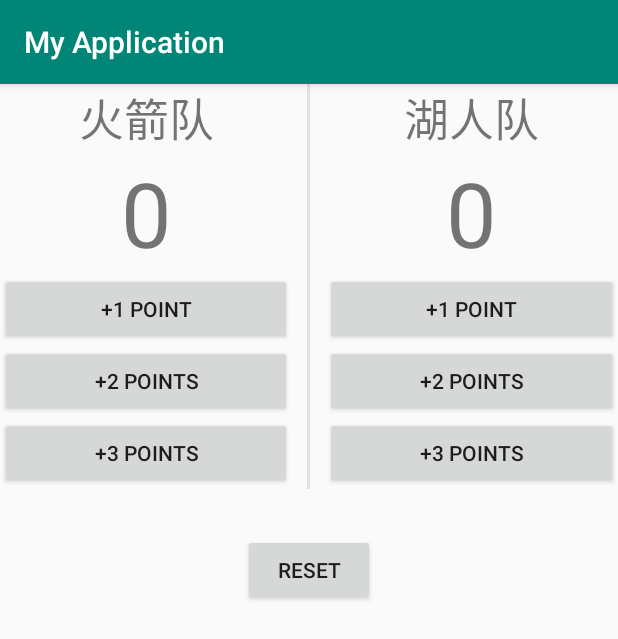
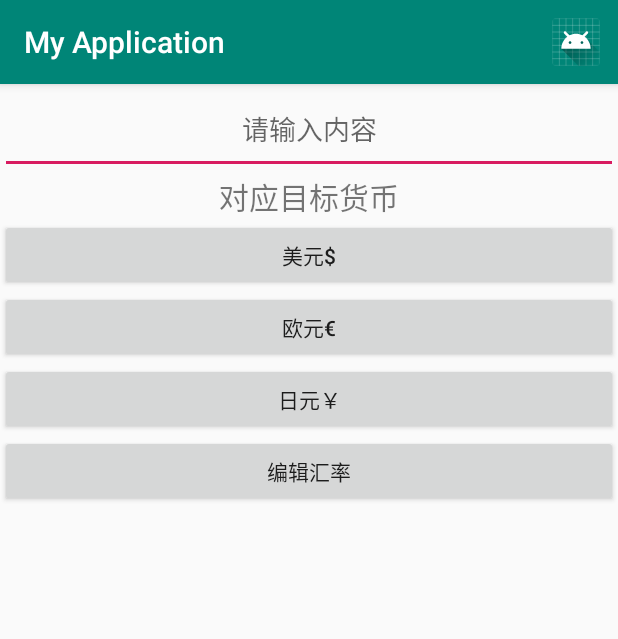
Before and after one commit to 18153633473/counters, an Android app: the screen it shows after launch (MainActivity before the commit, RateActivity after it), on a phone screen of 412 x 824 dp. Shown: the top 639 px of the screen. Run offline under Robolectric (Android 15) with nearby library versions, the phone set to English and light mode, and no system bars.

```diff
--- a/app/src/main/AndroidManifest.xml
+++ b/app/src/main/AndroidManifest.xml
@@ -9,13 +9,15 @@
         android:roundIcon="@mipmap/ic_launcher_round"
         android:supportsRtl="true"
         android:theme="@style/AppTheme">
-        <activity android:name=".MainActivity">
+        <activity android:name=".RateActivity">
             <intent-filter>
                 <action android:name="android.intent.action.MAIN" />
 
                 <category android:name="android.intent.category.LAUNCHER" />
             </intent-filter>
         </activity>
+        <activity android:name=".MainActivity" />
+        <activity android:name=".Rate2Activity"></activity>
     </application>
 
 </manifest>
--- /dev/null
+++ b/app/src/main/java/com/example/asus/myapplication/RateActivity.java
@@ -0,0 +1,126 @@
+package com.example.asus.myapplication;
+
+import android.content.Intent;
+import android.support.annotation.Nullable;
+import android.support.v7.app.AppCompatActivity;
+import android.os.Bundle;
+import android.util.Log;
+import android.view.Menu;
+import android.view.MenuItem;
+import android.view.View;
+import android.widget.Button;
+import android.widget.EditText;
+import android.widget.TextView;
+
+public class RateActivity extends AppCompatActivity {
+    EditText rmb;
+    TextView show;
+    double dollorrate = 0.1489;
+    double europerate = 0.1321;
+    double japanrate = 16.5512;
+
+
+    @Override
+    protected void onCreate(Bundle savedInstanceState) {
+        super.onCreate(savedInstanceState);
+        setContentView(R.layout.activity_rate);
+
+        rmb = findViewById(R.id.rmb);
+        show = findViewById(R.id.show);
+        Button dollor = findViewById(R.id.dollor);
+        Button europe = findViewById(R.id.europe);
+        Button japan = findViewById(R.id.japan);
+        dollor.setOnClickListener(new View.OnClickListener() {
+            @Override
+            public void onClick(View v) {
+
+                rmb = findViewById(R.id.rmb);
+                show = findViewById(R.id.show);
+                if (rmb!=null) {
+
+                    String str = rmb.getText().toString();
+                Double str1= Double.parseDouble(str);
+                Double str2 = str1 * dollorrate;
+                String result =String.valueOf(str2);
+                show.setText(str+"人民币是"+result+"美元");}
+            }
+        });
+        europe.setOnClickListener(new View.OnClickListener() {
+            @Override
+            public void onClick(View v) {
+
+                rmb = findViewById(R.id.rmb);
+                show = findViewById(R.id.show);
+                if (rmb!=null) {
+                    String str = rmb.getText().toString();
+                    Double str1 = Double.parseDouble(str);
+                    Double str2 = str1 * europerate;
+                    String result =String.valueOf(str2);
+                    show.setText(str+"人民币是"+result+"欧元");
+                }
+            }
+        });
+        japan.setOnClickListener(new View.OnClickListener() {
+            @Override
+            public void onClick(View v) {
+                rmb = findViewById(R.id.rmb);
+                show = findViewById(R.id.show);
+                if (rmb!=null) {
+                    String str = rmb.getText().toString();
+                    Double str1 = Double.parseDouble(str);
+                    Double str2 = str1 * japanrate;
+                    String result =String.valueOf(str2);
+                    show.setText(str+"人民币是"+result+"日元");
+                }
+
+            }
+
+
+        });
+
+    }
+    public void openOne(View btn){
+        Log.i("open","运行否");
+
+        Intent nextpage = new Intent(this,Rate2Activity.class);
+        nextpage.putExtra("dollar-rate",dollorrate);
+        nextpage.putExtra("europe-rate",europerate);
+        nextpage.putExtra("japan-rate",japanrate);
+        startActivityForResult(nextpage,1);
+    }
+
+    @Override
+    protected void onActivityResult(int requestCode, int resultCode, @Nullable Intent data) {
+        super.onActivityResult(requestCode, resultCode, data);
+        if (requestCode==1 && resultCode==2){
+            Bundle bundle = data.getExtras();
+            dollorrate = bundle.getDouble("dollarrate");
+            Log.i("bbb","dollar=" + dollorrate);
+            europerate = bundle.getDouble("europerate");
+            japanrate = bundle.getDouble("japanrate");
+
+        }
+    }
+
+    @Override
+    public boolean onCreateOptionsMenu(Menu menu) {
+
+        getMenuInflater().inflate(R.menu.rate,menu);
+        return true;
+
+    }
+
+    @Override
+    public boolean onOptionsItemSelected(MenuItem item) {
+        if (item.getItemId()==R.id.menu){
+            Log.i("open","运行否");
+
+            Intent nextpage = new Intent(this,Rate2Activity.class);
+            nextpage.putExtra("dollar-rate",dollorrate);
+            nextpage.putExtra("europe-rate",europerate);
+            nextpage.putExtra("japan-rate",japanrate);
+            startActivityForResult(nextpage,1);
+        }
+        return super.onOptionsItemSelected(item);
+    }
+}
--- /dev/null
+++ b/app/src/main/res/layout/activity_rate.xml
@@ -0,0 +1,53 @@
+<?xml version="1.0" encoding="utf-8"?>
+<LinearLayout xmlns:android="http://schemas.android.com/apk/res/android"
+    xmlns:app="http://schemas.android.com/apk/res-auto"
+    xmlns:tools="http://schemas.android.com/tools"
+    android:orientation="vertical"
+    android:layout_width="match_parent"
+    android:layout_height="match_parent"
+    tools:context=".RateActivity">
+    <EditText
+        android:layout_width="match_parent"
+        android:layout_height="60dp"
+        android:id="@+id/rmb"
+        android:inputType="numberDecimal"
+        android:gravity="center"
+        android:hint="@string/putin"
+        />
+
+    <TextView
+        android:id="@+id/show"
+        android:textSize="20sp"
+        android:layout_width="match_parent"
+        android:layout_height="wrap_content"
+        android:text="@string/consult"
+        android:gravity="center"
+        />
+
+    <Button
+        android:id="@+id/dollor"
+        android:layout_width="match_parent"
+        android:layout_height="wrap_content"
+        android:text="@string/dollor" />
+
+    <Button
+        android:id="@+id/europe"
+        android:layout_width="match_parent"
+        android:layout_height="wrap_content"
+        android:text="@string/Europe" />
+
+    <Button
+        android:id="@+id/japan"
+        android:layout_width="match_parent"
+        android:layout_height="wrap_content"
+        android:text="@string/Japan" />
+
+    <Button
+        android:id="@+id/button4"
+        android:layout_width="match_parent"
+        android:layout_height="wrap_content"
+        android:onClick="openOne"
+        android:text="@string/editrate" />
+
+
+</LinearLayout>
--- /dev/null
+++ b/app/src/main/res/menu/rate.xml
@@ -0,0 +1,10 @@
+<?xml version="1.0" encoding="utf-8"?>
+<menu xmlns:app="http://schemas.android.com/apk/res-auto"
+    xmlns:android="http://schemas.android.com/apk/res/android">
+
+    <item
+        android:id="@+id/menu"
+        android:icon="@mipmap/ic_launcher"
+        android:title="kkk"
+        app:showAsAction="always" />
+</menu>
--- a/app/src/main/res/values/strings.xml
+++ b/app/src/main/res/values/strings.xml
@@ -1,12 +1,18 @@
 <resources>
     <string name="app_name">My Application</string>
+    <string name="editrate">编辑汇率</string>
     <string name="text">火箭队</string>
+    <string name="save">save</string>
     <string name="text2">湖人队</string>
     <string name="score">0</string>
     <string name="three">+3 POINTS</string>
     <string name="two">+2 POINTS</string>
     <string name="one">+1 POINT</string>
     <string name="reset">reset</string>
-    <string name="reset2">reset</string>
+    <string name="dollor">美元$</string>
+    <string name="Europe">欧元€</string>
+    <string name="Japan">日元￥</string>
+    <string name="consult">对应目标货币</string>
+    <string name="putin">请输入内容</string>
 
 </resources>
```
Also changed, not shown: app/src/main/java/com/example/asus/myapplication/Rate2Activity.java (added, +44 -0 lines), app/src/main/res/layout/rate2.xml (added, +33 -0 lines).
